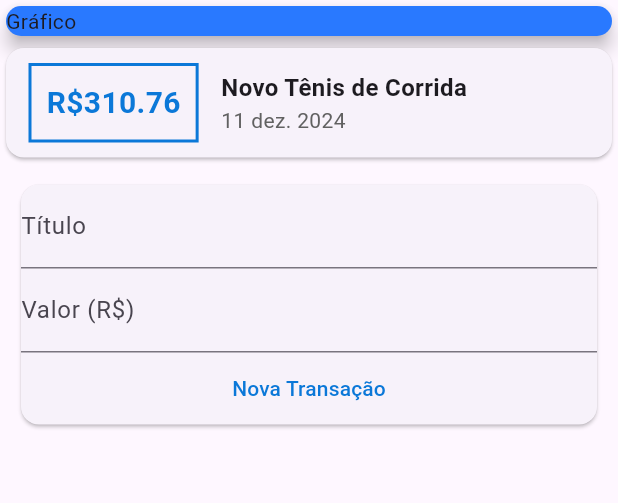
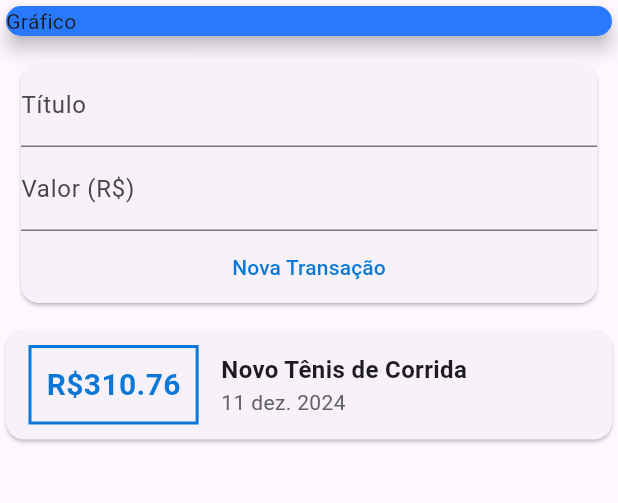
Before and after one commit to Jooaomarcelo/despesas-app, a Flutter app: the screen it shows after launch, on a phone screen of 412 x 824 dp, the part 84-587 px from its top. Run offline on Flutter 3.47's test engine with Material 3 defaults, Android fonts, the light colour scheme and no system bars.

Commit message:
Added ScrollView in app and ListView with itemBuilder in transaction list

```diff
--- a/lib/components/transaction_list.dart
+++ b/lib/components/transaction_list.dart
@@ -9,14 +9,18 @@
 
   @override
   Widget build(BuildContext context) {
-    return Column(
-      children: transactions
-          .map((tr) => Card(
+    return SizedBox(
+      height: 330,
+      child: ListView.builder(
+        itemCount: transactions.length,
+        itemBuilder: (ctx, index) {
+          final tr = transactions[index];
+          return Card(
             child: Row(
               children: <Widget>[
                 Container(
-                      margin: const EdgeInsets.symmetric(
-                          horizontal: 15, vertical: 10),
+                  margin:
+                      const EdgeInsets.symmetric(horizontal: 15, vertical: 10),
                   decoration: BoxDecoration(
                     border: Border.all(
                       color: const Color.fromRGBO(11, 120, 216, 1),
@@ -53,8 +57,9 @@
                 )
               ],
             ),
-              ))
-          .toList(),
+          );
+        },
+      ),
     );
   }
 }
--- a/lib/components/transaction_user.dart
+++ b/lib/components/transaction_user.dart
@@ -39,8 +39,8 @@
   Widget build(BuildContext context) {
     return Column(
       children: [
+        TransactionForm(_addTransaction),
         TransactionList(_transactions),
-        TransactionForm(_addTransaction),
       ],
     );
   }
--- a/lib/main.dart
+++ b/lib/main.dart
@@ -26,7 +26,8 @@
         backgroundColor: Colors.blueAccent[400],
         foregroundColor: Colors.white,
       ),
-      body: Column(
+      body: SingleChildScrollView(
+        child: Column(
           // mainAxisAlignment: MainAxisAlignment.spaceAround,
           crossAxisAlignment: CrossAxisAlignment.stretch,
           children: <Widget>[
@@ -40,6 +41,7 @@
             const TransactionUser(),
           ],
         ),
+      ),
     );
   }
 }
```
Lines whose indentation alone changed are shown as unchanged.
